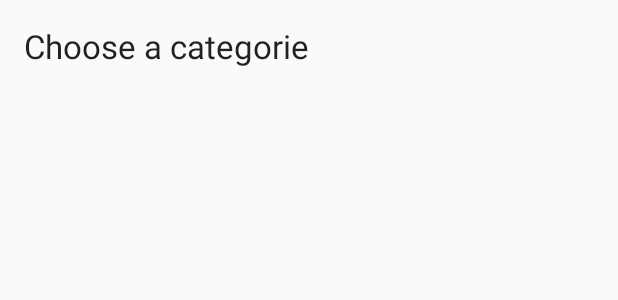
After one commit to pilleryann/CryptoDroid, an Android app: the layout activity_categorie.xml on its own in the app's theme, with its tools: preview values and no code run, on a phone screen of 412 x 824 dp. The commit adds this screen. Shown: the top 300 px of the screen. Run offline under Robolectric (Android 15) with nearby library versions, the phone set to English and light mode, and no system bars.

Commit message:
- Add view categorie - Add view files

```diff
--- /dev/null
+++ b/app/src/main/res/layout/activity_categorie.xml
@@ -0,0 +1,24 @@
+<RelativeLayout xmlns:android="http://schemas.android.com/apk/res/android"
+    xmlns:tools="http://schemas.android.com/tools" android:layout_width="match_parent"
+    android:layout_height="match_parent" android:paddingLeft="@dimen/activity_horizontal_margin"
+    android:paddingRight="@dimen/activity_horizontal_margin"
+    android:paddingTop="@dimen/activity_vertical_margin"
+    android:paddingBottom="@dimen/activity_vertical_margin"
+    tools:context="com.filecrypt.sylvainandyann.cryptodroid.CategorieActivity">
+
+    <TextView
+        android:layout_width="wrap_content"
+        android:layout_height="wrap_content"
+        android:textAppearance="?android:attr/textAppearanceLarge"
+        android:text="Choose a categorie"
+        android:id="@+id/textViewChoosecategorie"
+        android:layout_alignParentTop="true"
+        android:layout_alignParentStart="true" />
+
+    <ListView
+        android:layout_width="wrap_content"
+        android:layout_height="wrap_content"
+        android:id="@+id/listViewCategorie"
+        android:layout_below="@+id/textViewChoosecategorie"
+        android:layout_alignParentStart="true" />
+</RelativeLayout>
--- a/app/src/main/res/values/strings.xml
+++ b/app/src/main/res/values/strings.xml
@@ -2,4 +2,6 @@
     <string name="app_name">CryptoDroid</string>
     <string name="hello_world">Hello world!</string>
     <string name="action_settings">Settings</string>
+    <string name="title_activity_categorie">Categorie</string>
+    <string name="title_activity_files">Files</string>
 </resources>
```
Also changed, not shown: app/src/main/AndroidManifest.xml (+8 -0 lines), app/src/main/java/com/filecrypt/sylvainandyann/cryptodroid/CategorieActivity.java (added, +37 -0 lines), app/src/main/java/com/filecrypt/sylvainandyann/cryptodroid/FilesActivity.java (added, +37 -0 lines), app/src/main/res/layout/activity_files.xml (added, +24 -0 lines), app/src/main/res/menu/menu_categorie.xml (added, +7 -0 lines), app/src/main/res/menu/menu_files.xml (added, +7 -0 lines).
